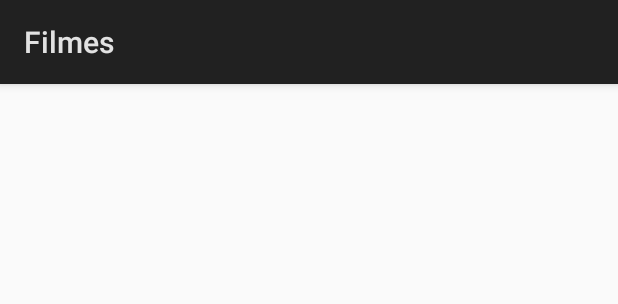
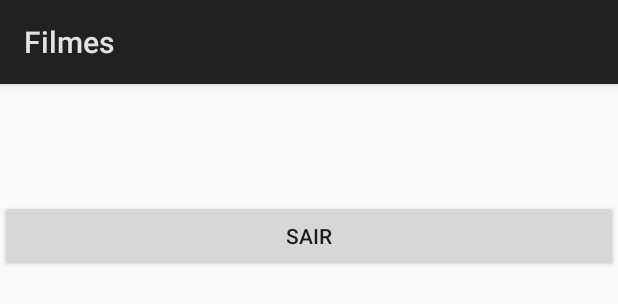
Before and after one commit to AndrheiC/FilmesAndroid, an Android app: the layout activity_telalogado.xml on its own in the app's theme, with its tools: preview values and no code run, on a phone screen of 412 x 824 dp. Shown: the top 304 px of the screen. Run offline under Robolectric (Android 15) with nearby library versions, the phone set to English and light mode, and no system bars; network calls fail.

Commit message:
atualizando os arquivos

```diff
--- a/app/build.gradle
+++ b/app/build.gradle
@@ -27,4 +27,5 @@ dependencies {
     androidTestImplementation 'com.android.support.test.espresso:espresso-core:3.0.2'
     implementation 'com.google.firebase:firebase-auth:16.0.1'
     implementation 'com.android.volley:volley:1.1.1'
+    implementation 'com.google.code.gson:gson:2.8.5'
 }
--- a/app/src/main/res/layout/activity_telalogado.xml
+++ b/app/src/main/res/layout/activity_telalogado.xml
@@ -1,9 +1,36 @@
 <?xml version="1.0" encoding="utf-8"?>
-<android.support.constraint.ConstraintLayout xmlns:android="http://schemas.android.com/apk/res/android"
+<LinearLayout xmlns:android="http://schemas.android.com/apk/res/android"
     xmlns:app="http://schemas.android.com/apk/res-auto"
     xmlns:tools="http://schemas.android.com/tools"
     android:layout_width="match_parent"
     android:layout_height="match_parent"
+    android:orientation="vertical"
     tools:context=".Telalogado">
 
-</android.support.constraint.ConstraintLayout>
+    <TextView
+        android:layout_width="match_parent"
+        android:layout_height="wrap_content"
+        android:id="@+id/nomeUsuariologado"
+        />
+
+    <TextView
+        android:layout_width="match_parent"
+        android:layout_height="wrap_content"
+        android:id="@+id/titulofilme"/>
+    <TextView
+        android:layout_width="match_parent"
+        android:layout_height="wrap_content"
+        android:id="@+id/idepisodio"/>
+    <TextView
+        android:layout_width="match_parent"
+        android:layout_height="wrap_content"
+        android:id="@+id/diretorfilme"
+        />
+
+    <Button
+        android:layout_width="match_parent"
+        android:layout_height="wrap_content"
+        android:onClick="logout"
+        android:text="sair"
+        />
+</LinearLayout>
```
Also changed, not shown: app/src/main/java/uniopet/edu/br/filmes/Filme.java (added, +19 -0 lines), app/src/main/java/uniopet/edu/br/filmes/Results.java (added, +37 -0 lines), app/src/main/java/uniopet/edu/br/filmes/Telalogado.java (+72 -0 lines).
